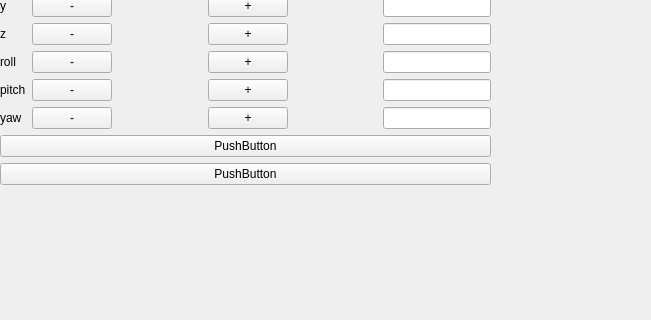
This is rqt_mypkg/resource/artur2.ui in forvev/april_camera_tf_gui as Qt 5 draws it before an edit; both pictures show x 0 to 651 and y 211 to 531 of the 798 by 666 pixel window. The edited form follows.
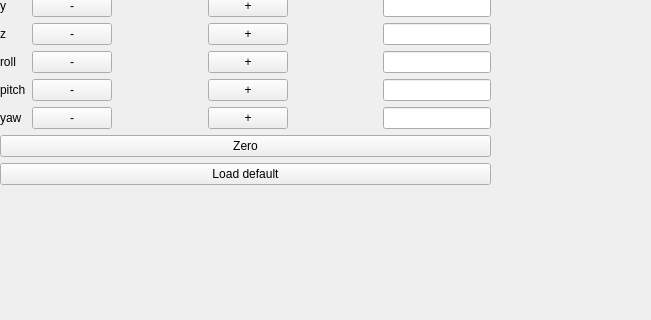
This is the edited form.

Commit message: text field changes

```diff
--- a/rqt_mypkg/resource/artur2.ui
+++ b/rqt_mypkg/resource/artur2.ui
@@ -250,14 +250,14 @@
       <item>
        <widget class="QPushButton" name="pushButton_2">
         <property name="text">
-         <string>PushButton</string>
+         <string>Zero</string>
         </property>
        </widget>
       </item>
       <item>
        <widget class="QPushButton" name="pushButton">
         <property name="text">
-         <string>PushButton</string>
+         <string>Load default</string>
         </property>
        </widget>
       </item>
```
Left out of the diff: 40 changed lines with no effect on the pictures. The commit also changes 1 other file.
